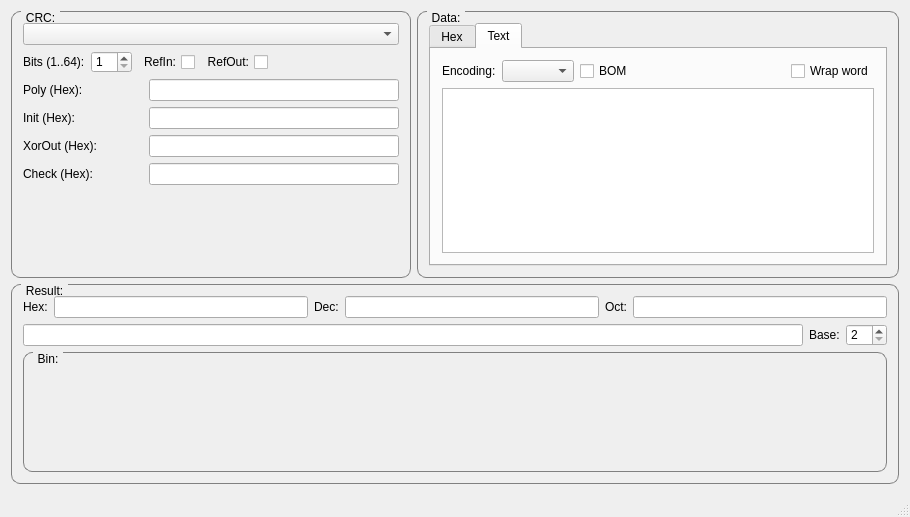
Above: mainwindow.ui from KoynovStas/QCRC_Calc before the change. Below: the same form after it.
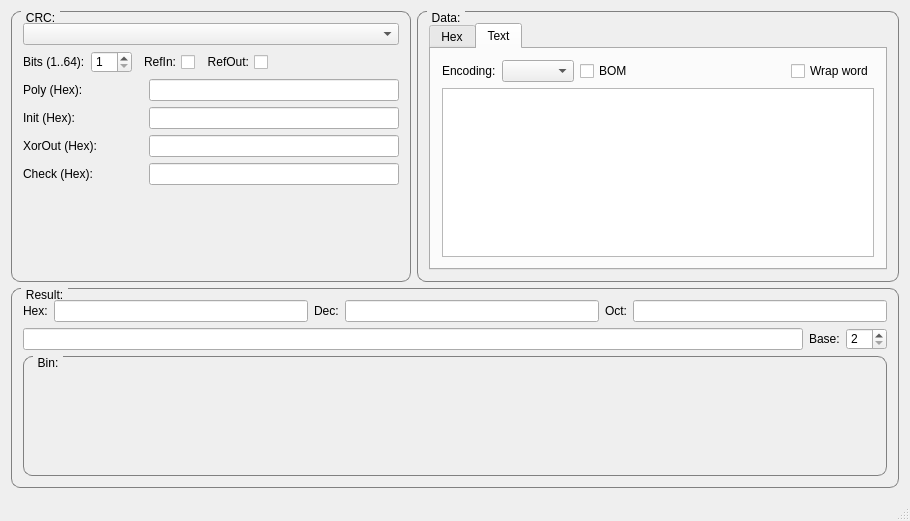
That is the form after the change. The open tabs and pages were chosen to show the change.

Commit message: Fix: mainwindow.ui for make in Windows

What changed in the file:
```diff
--- a/mainwindow.ui
+++ b/mainwindow.ui
@@ -7,7 +7,7 @@
     <x>0</x>
     <y>0</y>
     <width>910</width>
-    <height>517</height>
+    <height>521</height>
    </rect>
   </property>
   <property name="windowTitle">
@@ -424,12 +424,6 @@
                <property name="midLineWidth">
                 <number>0</number>
                </property>
-               <property name="horizontalScrollBarPolicy">
-                <enum>Qt::ScrollBarAsNeeded</enum>
-               </property>
-               <property name="sizeAdjustPolicy">
-                <enum>QAbstractScrollArea::AdjustIgnored</enum>
-               </property>
                <property name="lineWrapMode">
                 <enum>QPlainTextEdit::NoWrap</enum>
                </property>
```
Left out of the diff: 9 changed lines with no effect on the pictures.
